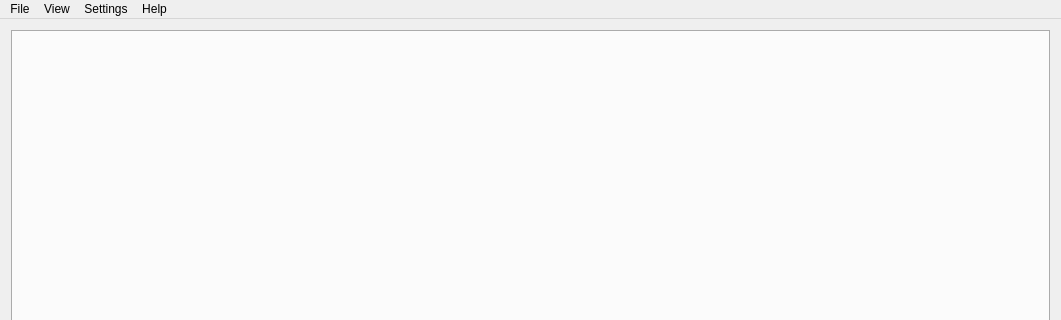
Above: mainwindow.ui from ty0x2333/TyLauncher before the change; both pictures show x 0 to 1061 and y 0 to 320 of the 1061 by 565 pixel window. Below: the same form after it.
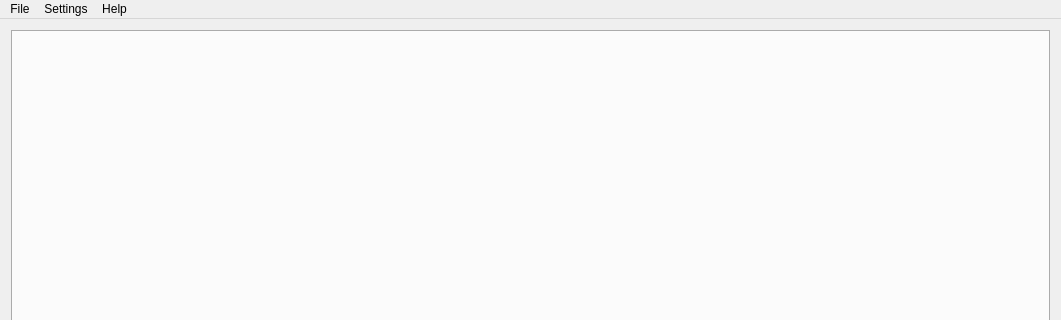
That is the form after the change. Icons and pictures are not drawn. Custom widgets are drawn as their Qt base class.

Diff of the .ui file:
```diff
--- a/mainwindow.ui
+++ b/mainwindow.ui
@@ -103,14 +103,7 @@
     <addaction name="separator"/>
     <addaction name="actionQuit"/>
    </widget>
-   <widget class="QMenu" name="menuView">
-    <property name="title">
-     <string>View</string>
-    </property>
-    <addaction name="actionAlwaysOnTop"/>
-   </widget>
    <addaction name="menuFile"/>
-   <addaction name="menuView"/>
    <addaction name="menuSettings"/>
    <addaction name="menuHelp"/>
   </widget>
```
Left out of the diff: 16 changed lines with no effect on the pictures.
